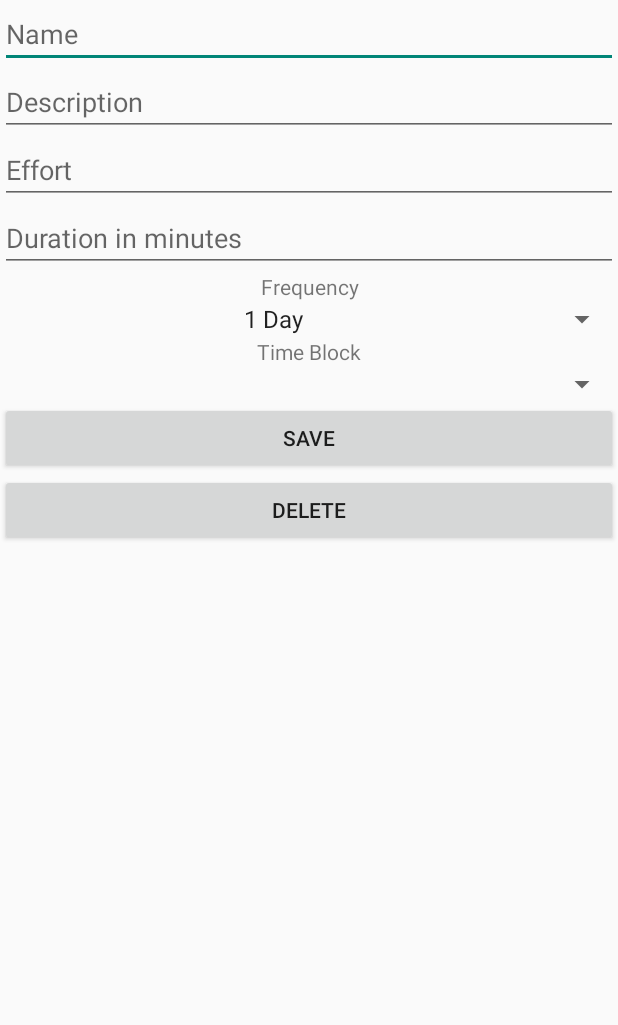
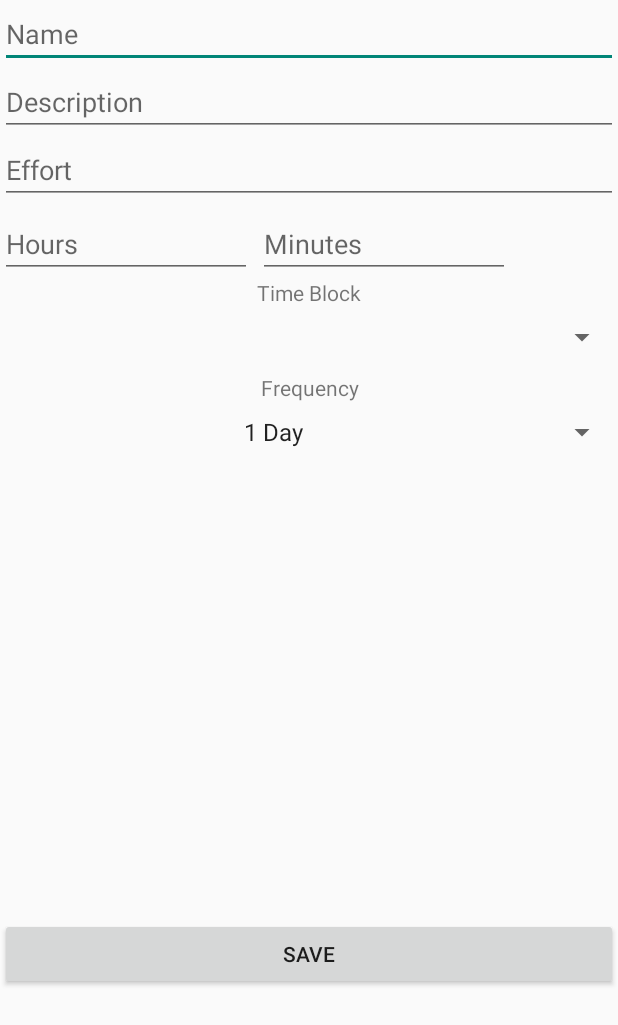
Before and after one commit to savardaaj/Flexis, an Android app: the ObjectivePage screen opened directly, with no data from a screen before it, on a phone screen of 412 x 824 dp. Shown: the top 1025 px of the screen. Run offline under Robolectric (Android 15) with nearby library versions, the phone set to English and light mode, and no system bars; our stand-ins replace Firebase (no records; nobody signed in at launch, a user with empty details on screens opened directly).

Commit message:
redid objective page form in constraint layout, changed duration on display to hours minutes, make delete buttons only appear on populated tasks

```diff
--- a/app/src/main/java/com/asav/flexis/DatabaseHandler.java
+++ b/app/src/main/java/com/asav/flexis/DatabaseHandler.java
@@ -291,6 +291,7 @@ public class DatabaseHandler {
     }
 
     public void deleteTimeBlock(View v, TimeBlock tb) {
+        Log.d("***DEBUG***", "inside deleteTimeBlock");
 
         final TimeBlock timeBlock = tb;
 
@@ -315,6 +316,8 @@ public class DatabaseHandler {
     }
 
     public void deleteObjective(View v, Objective obj) {
+        Log.d("***DEBUG***", "inside deleteObjective");
+
         db.collection("objectives")
                 .document(obj.id)
                 .delete()
@@ -334,6 +337,7 @@ public class DatabaseHandler {
     }
 
     private void removeTimeBlockIdReferences(TimeBlock tb) {
+        Log.d("***DEBUG***", "inside removeTimeBlockIdReferences");
 
         //query all objectives where timeblockid is param
         //update id to null
@@ -363,6 +367,7 @@ public class DatabaseHandler {
     }
 
     public void updateObjectives(List<Objective> objList) {
+        Log.d("***DEBUG***", "inside updateObjectives");
 
         for(Objective o : objList) {
 
@@ -391,6 +396,7 @@ public class DatabaseHandler {
     }
 
     public void updateTimeBlock(TimeBlock tb) {
+        Log.d("***DEBUG***", "inside updateTimeBlock");
 
         Map<String, Object> timeblock = new HashMap<>();
         timeblock.put("userId", tb.userId);
@@ -424,15 +430,4 @@ public class DatabaseHandler {
 
     }
 
-    private Date convertToMilitary(String time) {
-        String actualTime = time.substring(0, 5);
-        String ampm = time.substring(6, 8);
-        //Date newTime = Calendar.getInstance().setTime(actualTime);
-        SimpleDateFormat sdf = new SimpleDateFormat("hh:mm");
-
-        if(ampm.equals("pm")) {
-
-        }
-        return null;
-    }
 }
--- a/app/src/main/java/com/asav/flexis/MainActivity.java
+++ b/app/src/main/java/com/asav/flexis/MainActivity.java
@@ -420,9 +420,6 @@ public class MainActivity extends AppCompatActivity implements FragmentAddObject
             }
         }
 
-
-
-
         drawTimeBlockObjectives(timeblockObjectivesMap);
     }
 
--- a/app/src/main/java/com/asav/flexis/ObjectivePage.java
+++ b/app/src/main/java/com/asav/flexis/ObjectivePage.java
@@ -2,6 +2,7 @@ package com.asav.flexis;
 
 import android.content.Intent;
 import android.os.Bundle;
+import android.text.TextUtils;
 import android.util.Log;
 import android.view.View;
 import android.widget.ArrayAdapter;
@@ -17,6 +18,8 @@ import com.google.gson.Gson;
 
 import java.util.ArrayList;
 import java.util.Arrays;
+import java.util.HashMap;
+import java.util.List;
 import java.util.Map;
 import java.util.Set;
 
@@ -29,11 +32,12 @@ public class ObjectivePage extends AppCompatActivity {
     FirebaseFirestore db = FirebaseFirestore.getInstance();
     DatabaseHandler dbh = new DatabaseHandler();
 
-    Map<String, TimeBlock> timeBlocksMap;
-    ArrayList<String> timeblockNameList;
+    Map<String, TimeBlock> timeBlockIdMap;
+    Map<String, TimeBlock> timeBlockNameMap = new HashMap<>();
+    List<String> timeblockNameList;
 
     ConstraintLayout cl;
-    EditText et_name, et_description, et_duration, et_effort;
+    EditText et_name, et_description, et_hours, et_minutes, et_effort;
     Spinner sp_Frequency;
     Spinner sp_TimeBlock;
     Button deleteObjective;
@@ -72,22 +76,21 @@ public class ObjectivePage extends AppCompatActivity {
         }
     }
 
+    //map of ID, timeblock
     public void populateTimeBlocks(Map<String, TimeBlock> timeblocksMap) {
         Log.d("***DEBUG***", "inside populateTImeBlocks");
 
         this.timeblockNameList = new ArrayList<>();
-        this.timeBlocksMap = timeblocksMap;
+        this.timeBlockIdMap = timeblocksMap;
 
 
         //iterate over loop, get all names.
         for(TimeBlock tb : timeblocksMap.values()) {
             if(tb.name != null) {
                 this.timeblockNameList.add(tb.name);
+                this.timeBlockNameMap.put(tb.name, tb);
             }
         }
-
-        //convert map to string[]
-        //this.timeblockNameList = timeblocksMap.keySet().toArray(new String[timeblocksMap.keySet().size()]);
 
         sp_TimeBlock = findViewById(R.id.sp_ObjTimeBlock);
         ArrayAdapter<String> timeBlockAdapter = new ArrayAdapter<String>(getApplicationContext(), android.R.layout.simple_spinner_item, this.timeblockNameList);
@@ -108,14 +111,16 @@ public class ObjectivePage extends AppCompatActivity {
 
         dbh.getTimeBlocksForObjectivePage(this);
 
-        cl = findViewById(R.id.cl_objectivePage);
+        cl = findViewById(R.id.cl_objectivePageContent);
         et_name = cl.findViewById(R.id.et_ObjName);
         et_description = cl.findViewById(R.id.et_ObjDescription);
-        et_duration = cl.findViewById(R.id.et_ObjDuration);
+        et_hours = cl.findViewById(R.id.et_ObjHours);
+        et_minutes = cl.findViewById(R.id.et_ObjMinutes);
         et_effort = cl.findViewById(R.id.et_ObjEffort);
         sp_Frequency = findViewById(R.id.sp_ObjFrequency);
         et_name = cl.findViewById(R.id.et_ObjName);
         deleteObjective = cl.findViewById(R.id.btn_deleteTimeBlock);
+        deleteObjective.setVisibility(View.INVISIBLE);
 
         ArrayAdapter<CharSequence> freqAdapter = ArrayAdapter.createFromResource(this,R.array.frequency_array, android.R.layout.simple_spinner_item);
         freqAdapter.setDropDownViewResource(android.R.layout.simple_spinner_dropdown_item);
@@ -127,13 +132,25 @@ public class ObjectivePage extends AppCompatActivity {
 
         Objective objective = new Objective();
         objective.userId = "test123";
+
+        if(TextUtils.isEmpty(et_name.getText())) {
+            et_name.setError( "Name is required!" );
+        }
+        if (TextUtils.isEmpty(et_hours.getText()) && TextUtils.isEmpty(et_minutes.getText())) {
+            et_hours.setError( "Some duration is required!");
+            et_minutes.setError( "Some duration is required!");
+        }
+
+        //Don't move on if there are errors
+        if(et_name.getError() == null && et_hours.getError() == null && et_minutes.getError() == null) {
             objective.name = et_name.getText().toString();
             objective.description = et_description.getText().toString();
-        objective.duration = et_duration.getText().toString();
+            objective.duration = (Integer.valueOf(et_hours.getText().toString()) * 60 ) + Integer.valueOf(et_minutes.getText().toString()) + ""; //convert to minutes
             objective.effort = et_effort.getText().toString();
             objective.frequency = sp_Frequency.getSelectedItem().toString();
-        objective.timeblock = timeBlocksMap.get(sp_TimeBlock.getSelectedItem().toString());
-        objective.timeblockId = timeBlocksMap.get(sp_TimeBlock.getSelectedItem().toString()).id;
+
+            objective.timeblock = timeBlockNameMap.get(sp_TimeBlock.getSelectedItem().toString());
+            objective.timeblockId = timeBlockNameMap.get(sp_TimeBlock.getSelectedItem().toString()).id;
 
             if(category.equals(APP_EDIT)) {
                 objective.id = existingObj.id;
@@ -147,6 +164,8 @@ public class ObjectivePage extends AppCompatActivity {
             startActivity(mainActivity);
         }
 
+    }
+
     public void onClickDeleteObjective(View v, Objective obj) {
         dbh.deleteObjective(v, obj);
         Intent mainActivity = new Intent(this, MainActivity.class);
@@ -156,12 +175,18 @@ public class ObjectivePage extends AppCompatActivity {
     private void populateValues() {
         Log.d("***DEBUG***", "inside populateValues");
 
+        String hours = String.valueOf(Integer.valueOf(existingObj.duration) / 60);
+        String minutes = String.valueOf(Integer.valueOf(existingObj.duration) % 60);
+
         et_name.setText(existingObj.name);
         et_description.setText(existingObj.description);
-        et_duration.setText(existingObj.duration);
+        et_hours.setText(hours);
+        et_minutes.setText(minutes);
         et_effort.setText(existingObj.effort);
-        sp_TimeBlock.setSelection(Arrays.asList(timeblockNameList).indexOf(timeBlocksMap.get(existingObj.timeblock.id).name));
+        sp_TimeBlock.setSelection(Arrays.asList(timeblockNameList).indexOf(timeBlockIdMap.get(existingObj.timeblock.id).name));
         sp_Frequency.setSelection(Arrays.asList(freqArray).indexOf(existingObj.frequency));
+
+        deleteObjective.setVisibility(View.VISIBLE);
 
         deleteObjective.setOnClickListener(new View.OnClickListener() {
             @Override
@@ -173,7 +198,8 @@ public class ObjectivePage extends AppCompatActivity {
 
     private void setDefaultTimeBlock() {
         Log.d("***DEBUG***", "inside setDefaultTimeBlock");
-        sp_TimeBlock.setSelection(Arrays.asList(timeblockNameList).indexOf(timeBlocksMap.get(timeblockId).name));
+
+        sp_TimeBlock.setSelection(timeblockNameList.indexOf(timeBlockIdMap.get(timeblockId).name));
     }
 
 }
--- a/app/src/main/java/com/asav/flexis/TimeBlockPage.java
+++ b/app/src/main/java/com/asav/flexis/TimeBlockPage.java
@@ -3,6 +3,7 @@ package com.asav.flexis;
 import android.app.TimePickerDialog;
 import android.content.Intent;
 import android.os.Bundle;
+import android.text.TextUtils;
 import android.util.Log;
 import android.view.View;
 import android.widget.Button;
@@ -81,6 +82,7 @@ public class TimeBlockPage extends AppCompatActivity {
         tv_BlockStartTime = cl.findViewById(R.id.tv_BlockStartTime);
         tv_BlockEndTime = cl.findViewById(R.id.tv_BlockEndTime);
         btnDeleteTimeBlock = cl.findViewById(R.id.btn_deleteTimeBlock);
+        btnDeleteTimeBlock.setVisibility(View.INVISIBLE);
     }
 
     public void setupTimePickers() {
@@ -176,6 +178,8 @@ public class TimeBlockPage extends AppCompatActivity {
     private void populateFields() {
         Log.d("***DEBUG***", "inside populateFields");
 
+        btnDeleteTimeBlock.setVisibility(View.VISIBLE);
+
         et_name.setText(existingTimeBlock.name);
         et_description.setText(existingTimeBlock.description);
         //start and end times
@@ -206,6 +210,18 @@ public class TimeBlockPage extends AppCompatActivity {
 
         TimeBlock timeblock = new TimeBlock();
         timeblock.userId = "test123";
+
+        if(TextUtils.isEmpty(et_name.getText())) {
+            et_name.setError( "Name is required!" );
+        }
+        if(tv_BlockStartTime.getText().toString().equals("Start Time")) {
+            tv_BlockStartTime.setError( "Start time is required!" );
+        }
+        if(tv_BlockEndTime.getText().toString().equals("End Time")) {
+            tv_BlockEndTime.setError( "End time is required!" );
+        }
+
+        if(et_name.getError() == null && tv_BlockStartTime.getError() == null && tv_BlockEndTime.getError() == null) {
             timeblock.name = et_name.getText().toString();
             timeblock.description = et_description.getText().toString();
             timeblock.startTime = tv_BlockStartTime.getText().toString();
@@ -228,6 +244,8 @@ public class TimeBlockPage extends AppCompatActivity {
             startActivity(mainActivity);
         }
 
+    }
+
     public void onClickDeleteTimeBlock(View v, TimeBlock tb) {
         dbh.deleteTimeBlock(v, tb);
         finishActivity(Integer.parseInt(APP_CREATE));
--- a/app/src/main/res/layout/activity_objectivepage.xml
+++ b/app/src/main/res/layout/activity_objectivepage.xml
@@ -1,6 +1,7 @@
 <?xml version="1.0" encoding="utf-8"?>
 <androidx.constraintlayout.widget.ConstraintLayout xmlns:android="http://schemas.android.com/apk/res/android"
     xmlns:app="http://schemas.android.com/apk/res-auto"
+    xmlns:tools="http://schemas.android.com/tools"
     android:id="@+id/cl_objectivePage"
     android:layout_width="match_parent"
     android:layout_height="match_parent">
@@ -14,11 +15,10 @@
         app:layout_constraintStart_toStartOf="parent"
         app:layout_constraintTop_toTopOf="parent">
 
-        <LinearLayout
-            android:id="@+id/ll_objectivePage"
+        <androidx.constraintlayout.widget.ConstraintLayout
+            android:id="@+id/cl_objectivePageContent"
             android:layout_width="match_parent"
-            android:layout_height="wrap_content"
-            android:orientation="vertical">
+            android:layout_height="match_parent">
 
             <EditText
                 android:id="@+id/et_ObjName"
@@ -26,7 +26,13 @@
                 android:layout_height="wrap_content"
                 android:ems="10"
                 android:hint="@string/obj_name"
-                android:inputType="textPersonName" />
+                android:inputType="textPersonName"
+                app:layout_constraintBottom_toTopOf="@+id/et_ObjDescription"
+                app:layout_constraintEnd_toEndOf="parent"
+                app:layout_constraintHorizontal_bias="1.0"
+                app:layout_constraintStart_toStartOf="parent"
+                app:layout_constraintTop_toTopOf="parent"
+                app:layout_constraintVertical_bias="1.0" />
 
             <EditText
                 android:id="@+id/et_ObjDescription"
@@ -34,64 +40,119 @@
                 android:layout_height="wrap_content"
                 android:ems="10"
                 android:hint="@string/obj_description"
-                android:inputType="textPersonName" />
+                android:inputType="textPersonName"
+                app:layout_constraintBottom_toTopOf="@+id/et_ObjEffort"
+                app:layout_constraintEnd_toEndOf="parent"
+                app:layout_constraintHorizontal_bias="1.0"
+                app:layout_constraintStart_toStartOf="parent" />
 
             <EditText
                 android:id="@+id/et_ObjEffort"
                 android:layout_width="match_parent"
                 android:layout_height="wrap_content"
+                android:layout_marginBottom="4dp"
                 android:ems="10"
                 android:hint="@string/obj_effort"
-                android:inputType="textPersonName" />
+                android:inputType="textPersonName"
+                app:layout_constraintBottom_toTopOf="@+id/et_ObjMinutes"
+                app:layout_constraintEnd_toEndOf="parent"
+                app:layout_constraintHorizontal_bias="1.0"
+                app:layout_constraintStart_toStartOf="parent" />
 
             <EditText
-                android:id="@+id/et_ObjDuration"
-                android:layout_width="match_parent"
+                android:id="@+id/et_ObjHours"
+                android:layout_width="168dp"
                 android:layout_height="wrap_content"
                 android:ems="10"
-                android:hint="@string/obj_duration"
-                android:inputType="textPersonName" />
+                android:hint="@string/obj_hours"
+                android:inputType="textPersonName"
+                app:layout_constraintBottom_toTopOf="@+id/tv_ObjTimeBlock"
+                app:layout_constraintEnd_toStartOf="@+id/et_ObjMinutes"
+                app:layout_constraintHorizontal_bias="0.0"
+                app:layout_constraintStart_toStartOf="parent"
+                app:layout_constraintTop_toBottomOf="@+id/et_ObjEffort"
+                app:layout_constraintVertical_bias="1.0" />
+
+            <EditText
+                android:id="@+id/et_ObjMinutes"
+                android:layout_width="168dp"
+                android:layout_height="wrap_content"
+                android:layout_marginEnd="72dp"
+                android:ems="10"
+                android:hint="@string/obj_minutes"
+                android:inputType="textPersonName"
+                app:layout_constraintBottom_toTopOf="@+id/tv_ObjTimeBlock"
+                app:layout_constraintEnd_toEndOf="parent" />
 
             <TextView
                 android:id="@+id/tv_ObjFrequency"
                 android:layout_width="match_parent"
                 android:layout_height="wrap_content"
+                android:layout_marginBottom="8dp"
                 android:text="@string/obj_frequency"
-                android:textAlignment="center" />
+                android:textAlignment="center"
+                app:layout_constraintBottom_toTopOf="@+id/sp_ObjFrequency"
+                app:layout_constraintEnd_toEndOf="parent"
+                app:layout_constraintHorizontal_bias="1.0"
+                app:layout_constraintStart_toStartOf="parent" />
 
             <Spinner
                 android:id="@+id/sp_ObjFrequency"
                 android:layout_width="match_parent"
                 android:layout_height="wrap_content"
-                android:textAlignment="center" />
+                android:layout_marginBottom="312dp"
+                android:textAlignment="center"
+                app:layout_constraintBottom_toTopOf="@+id/btn_saveTimeBlock"
+                app:layout_constraintEnd_toEndOf="parent"
+                app:layout_constraintHorizontal_bias="1.0"
+                app:layout_constraintStart_toStartOf="parent" />
 
             <TextView
                 android:id="@+id/tv_ObjTimeBlock"
                 android:layout_width="match_parent"
-                android:layout_height="wrap_content"
+                android:layout_height="19dp"
+                android:layout_marginBottom="8dp"
                 android:text="@string/obj_timeblock"
-                android:textAlignment="center" />
+                android:textAlignment="center"
+                app:layout_constraintBottom_toTopOf="@+id/sp_ObjTimeBlock"
+                app:layout_constraintEnd_toEndOf="parent"
+                app:layout_constraintHorizontal_bias="1.0"
+                app:layout_constraintStart_toStartOf="parent" />
 
             <Spinner
                 android:id="@+id/sp_ObjTimeBlock"
                 android:layout_width="match_parent"
-                android:layout_height="wrap_content"
-                android:textAlignment="center" />
+                android:layout_height="0dp"
+                android:layout_marginBottom="12dp"
+                android:textAlignment="center"
+                app:layout_constraintBottom_toTopOf="@+id/tv_ObjFrequency"
+                app:layout_constraintEnd_toEndOf="parent"
+                app:layout_constraintHorizontal_bias="1.0"
+                app:layout_constraintStart_toStartOf="parent" />
 
             <Button
                 android:id="@+id/btn_saveTimeBlock"
                 android:layout_width="match_parent"
                 android:layout_height="wrap_content"
                 android:onClick="onClickSaveObjective"
-                android:text="Save" />
+                android:text="Save"
+                app:layout_constraintBottom_toTopOf="@+id/btn_deleteTimeBlock"
+                app:layout_constraintEnd_toEndOf="parent"
+                app:layout_constraintHorizontal_bias="0.0"
+                app:layout_constraintStart_toStartOf="parent" />
 
             <Button
                 android:id="@+id/btn_deleteTimeBlock"
                 android:layout_width="match_parent"
                 android:layout_height="wrap_content"
                 android:onClick="onClickDeleteObjective"
-                android:text="Delete" />
+                android:text="Delete"
+                app:layout_constraintBottom_toBottomOf="parent"
+                app:layout_constraintEnd_toEndOf="parent"
+                app:layout_constraintHorizontal_bias="0.0"
+                app:layout_constraintStart_toStartOf="parent" />
 
-        </LinearLayout>
+        </androidx.constraintlayout.widget.ConstraintLayout>
+
     </ScrollView>
 </androidx.constraintlayout.widget.ConstraintLayout>
--- a/app/src/main/res/values/strings.xml
+++ b/app/src/main/res/values/strings.xml
@@ -17,7 +17,8 @@
     <string name="obj_name">Name</string>
     <string name="obj_description">Description</string>
     <string name="obj_effort">Effort</string>
-    <string name="obj_duration">Duration in minutes</string>
+    <string name="obj_hours">Hours</string>
+    <string name="obj_minutes">Minutes</string>
     <string name="obj_frequency">Frequency</string>
     <string name="obj_timeblock">Time Block</string>
 
```
Lines whose indentation alone changed are shown as unchanged.
